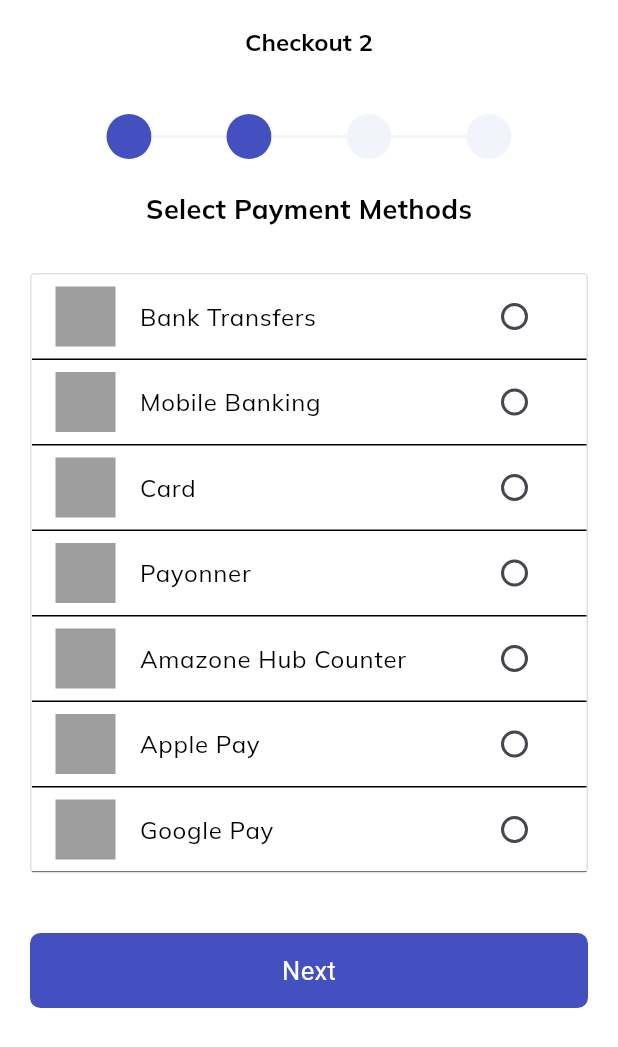
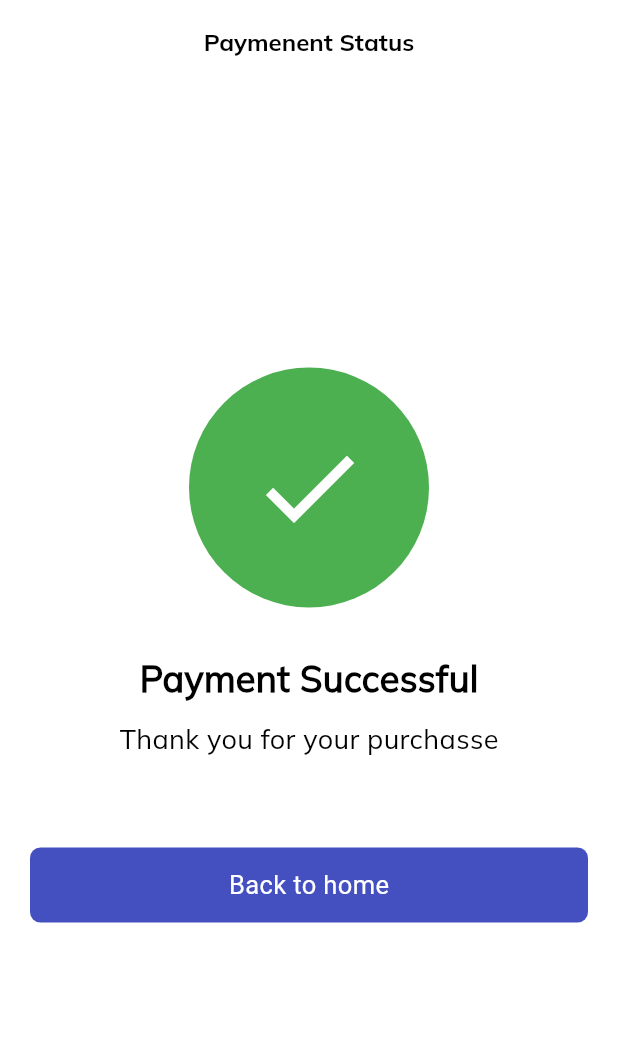
Before and after one commit to clskas/mobileecommerce, a Flutter app: the screen it shows after launch, on a phone screen of 412 x 824 dp. Shown: the top 1047 px of the screen. Run offline on Flutter 3.47's test engine with Material 3 defaults, Android fonts, the phone set to English and light mode, and no system bars.

Commit message:
Fin de tous les fichiers checkout

```diff
--- a/lib/app/modules/checkout/view/payment_status.dart
+++ b/lib/app/modules/checkout/view/payment_status.dart
@@ -0,0 +1,72 @@
+import 'package:ecommerceapp/app/components/button_components.dart';
+import 'package:ecommerceapp/app/components/space.dart';
+import 'package:ecommerceapp/app/components/text_components.dart';
+import 'package:ecommerceapp/app/modules/productpage/view/product_page.dart';
+import 'package:ecommerceapp/utils/colors.dart';
+import 'package:flutter/material.dart';
+
+class PaymentStatus extends StatefulWidget {
+  const PaymentStatus({super.key});
+
+  @override
+  State<PaymentStatus> createState() => _PaymentStatusState();
+}
+
+class _PaymentStatusState extends State<PaymentStatus> {
+  @override
+  Widget build(BuildContext context) {
+    return Scaffold(
+      backgroundColor: Colors.white,
+      appBar: AppBar(
+        centerTitle: true,
+        backgroundColor: Colors.white,
+        title: TextComponents(
+          txt: 'Paymenent Status',
+          fw: FontWeight.bold,
+          family: 'Bold',
+        ),
+      ),
+      body: Center(
+        child: Column(
+          mainAxisAlignment: MainAxisAlignment.center,
+          children: [
+            Container(
+              decoration: BoxDecoration(
+                color: Colors.green,
+                borderRadius: BorderRadius.circular(100),
+              ),
+              child: Padding(
+                padding: const EdgeInsets.all(40.0),
+                child: Icon(Icons.check, size: 80, color: Colors.white),
+              ),
+            ),
+            h(30),
+            TextComponents(
+              txt: 'Payment Successful',
+              txtSize: 24,
+              fw: FontWeight.bold,
+            ),
+            h(10),
+            TextComponents(txt: 'Thank you for your purchasse', txtSize: 18),
+            h(40),
+            Padding(
+              padding: const EdgeInsets.all(20.0),
+              child: InkWell(
+                onTap: () {
+                  Navigator.push(
+                    context,
+                    MaterialPageRoute(builder: (context) => ProductPage()),
+                  );
+                },
+                child: ButtonComponent(
+                  txtButton: 'Back to home',
+                  buttonColor: maincolor,
+                ),
+              ),
+            ),
+          ],
+        ),
+      ),
+    );
+  }
+}
--- a/lib/main.dart
+++ b/lib/main.dart
@@ -3,6 +3,9 @@
 //import 'package:ecommerceapp/app/modules/filtre/view/filtre.dart';
 import 'package:ecommerceapp/app/modules/checkout/view/checkout.dart';
 import 'package:ecommerceapp/app/modules/checkout/view/checkout2.dart';
+import 'package:ecommerceapp/app/modules/checkout/view/checkout3.dart';
+import 'package:ecommerceapp/app/modules/checkout/view/checkout4.dart';
+import 'package:ecommerceapp/app/modules/checkout/view/payment_status.dart';
 import 'package:ecommerceapp/app/modules/panier/view/panier.dart';
 // import 'package:ecommerceapp/app/modules/productpage/view/product_page.dart';
 // import 'package:ecommerceapp/app/modules/splash/view/splash.dart';
@@ -25,7 +28,7 @@ class MyApp extends StatelessWidget {
       title: 'Flutter Demo',
       theme: ThemeData(colorScheme: ColorScheme.fromSeed(seedColor: maincolor)),
       //home: Splash(),
-    home: CheckoutState(),
+      home: PaymentStatus(),
     );
   }
 }
```
Also changed, not shown: lib/app/modules/checkout/view/checkout3.dart (+53 -1 lines), lib/app/modules/checkout/view/checkout4.dart (+112 -0 lines).
